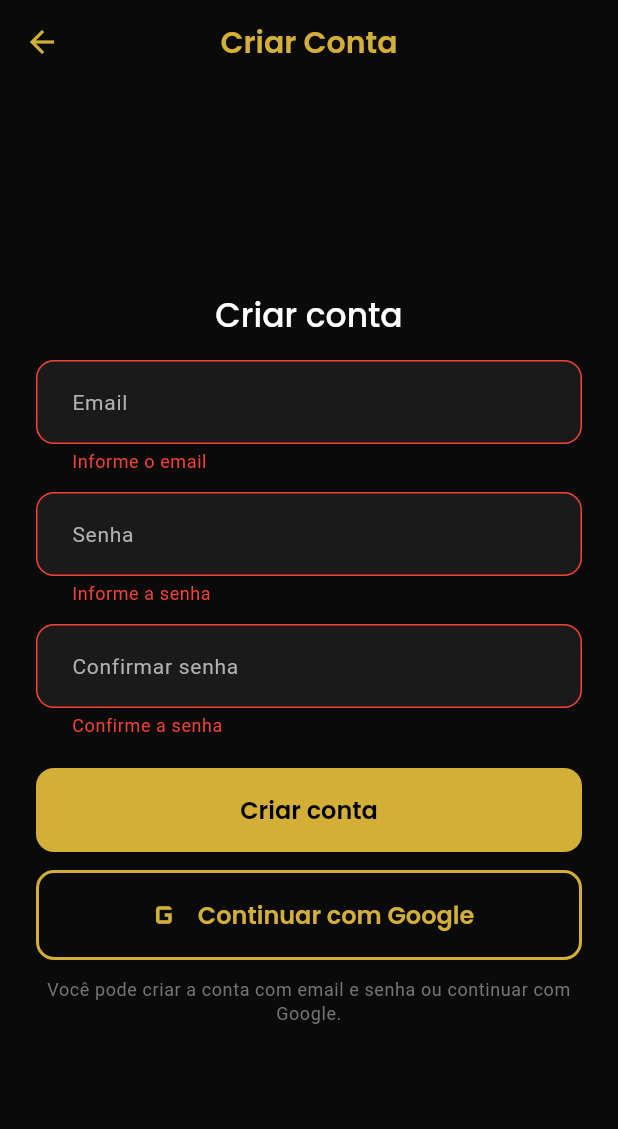
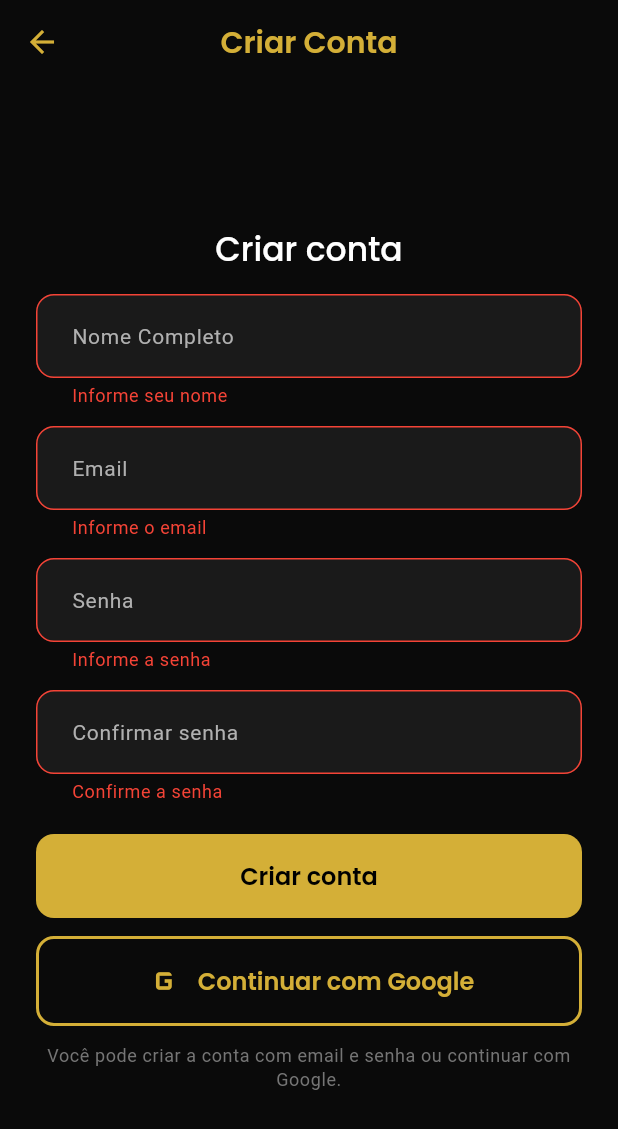
Before and after one commit to caiohebert/na-regua, a Flutter app: the RegisterScreen screen opened directly, after a tap on "Criar conta", on a phone screen of 412 x 824 dp. Shown: the top 1129 px of the screen. Run offline on Flutter 3.47's test engine with Material 3 defaults, Android fonts, the phone set to English and light mode, and no system bars; our stand-ins replace flutter_dotenv, flutter_riverpod, google_fonts, google_sign_in, image_picker, riverpod_annotation and 1 more; accounts and stored records are empty; generated files the repository leaves out were written again; network calls fail.

Commit message:
refactor(register_screen): insere campo de nome completo no registro

```diff
--- a/lib/auth_provider.dart
+++ b/lib/auth_provider.dart
@@ -1,6 +1,6 @@
 import 'package:flutter/foundation.dart';
+import 'package:flutter_riverpod/flutter_riverpod.dart';
 import 'package:google_sign_in/google_sign_in.dart';
-import 'package:flutter_riverpod/flutter_riverpod.dart';
 import 'package:riverpod_annotation/riverpod_annotation.dart';
 import 'package:supabase_flutter/supabase_flutter.dart';
 
@@ -42,7 +42,8 @@ class Auth extends _$Auth {
         );
 
         debugPrint('OAuth initiated: $result');
-      } else if (defaultTargetPlatform == TargetPlatform.android || defaultTargetPlatform == TargetPlatform.iOS) {
+      } else if (defaultTargetPlatform == TargetPlatform.android ||
+          defaultTargetPlatform == TargetPlatform.iOS) {
         // Mobile uses native Google Sign-In, then exchanges token with Supabase.
         final googleSignIn = GoogleSignIn.instance;
         await googleSignIn.initialize();
@@ -88,11 +89,13 @@ class Auth extends _$Auth {
   Future<void> signUpWithEmailPassword({
     required String email,
     required String password,
+    required String name,
   }) async {
     try {
       await Supabase.instance.client.auth.signUp(
         email: email,
         password: password,
+        data: {'full_name': name},
       );
     } catch (e) {
       debugPrint('Error signing up with email/password: $e');
--- a/lib/screens/register_screen.dart
+++ b/lib/screens/register_screen.dart
@@ -14,12 +14,14 @@ class _RegisterScreenState extends ConsumerState<RegisterScreen> {
   String? _errorMessage;
   String? _infoMessage;
   final _formKey = GlobalKey<FormState>();
+  final _nameController = TextEditingController();
   final _emailController = TextEditingController();
   final _passwordController = TextEditingController();
   final _confirmPasswordController = TextEditingController();
 
   @override
   void dispose() {
+    _nameController.dispose();
     _emailController.dispose();
     _passwordController.dispose();
     _confirmPasswordController.dispose();
@@ -36,9 +38,12 @@ class _RegisterScreenState extends ConsumerState<RegisterScreen> {
     });
 
     try {
-      await ref.read(authProvider.notifier).signUpWithEmailPassword(
+      await ref
+          .read(authProvider.notifier)
+          .signUpWithEmailPassword(
             email: _emailController.text.trim(),
             password: _passwordController.text,
+            name: _nameController.text.trim(),
           );
       if (mounted) {
         setState(() {
@@ -49,8 +54,7 @@ class _RegisterScreenState extends ConsumerState<RegisterScreen> {
     } catch (e) {
       if (mounted) {
         setState(() {
-          _errorMessage =
-              'Não foi possível criar a conta. Tente novamente.';
+          _errorMessage = 'Não foi possível criar a conta. Tente novamente.';
         });
       }
     } finally {
@@ -95,6 +99,7 @@ class _RegisterScreenState extends ConsumerState<RegisterScreen> {
           padding: const EdgeInsets.all(24.0),
           child: Form(
             key: _formKey,
+            child: SingleChildScrollView(
               child: Column(
                 mainAxisSize: MainAxisSize.min,
                 crossAxisAlignment: CrossAxisAlignment.stretch,
@@ -128,11 +133,25 @@ class _RegisterScreenState extends ConsumerState<RegisterScreen> {
                       ),
                     ),
                   TextFormField(
+                    controller: _nameController,
+                    keyboardType: TextInputType.name,
+                    textCapitalization: TextCapitalization.words,
+                    decoration: const InputDecoration(
+                      labelText: 'Nome Completo',
+                    ),
+                    validator: (value) {
+                      if (value == null || value.trim().isEmpty) {
+                        return 'Informe seu nome';
+                      }
+                      return null;
+                    },
+                  ),
+                  const SizedBox(height: 12),
+
+                  TextFormField(
                     controller: _emailController,
                     keyboardType: TextInputType.emailAddress,
-                  decoration: const InputDecoration(
-                    labelText: 'Email',
-                  ),
+                    decoration: const InputDecoration(labelText: 'Email'),
                     validator: (value) {
                       if (value == null || value.trim().isEmpty) {
                         return 'Informe o email';
@@ -144,9 +163,7 @@ class _RegisterScreenState extends ConsumerState<RegisterScreen> {
                   TextFormField(
                     controller: _passwordController,
                     obscureText: true,
-                  decoration: const InputDecoration(
-                    labelText: 'Senha',
-                  ),
+                    decoration: const InputDecoration(labelText: 'Senha'),
                     validator: (value) {
                       if (value == null || value.isEmpty) {
                         return 'Informe a senha';
@@ -190,17 +207,19 @@ class _RegisterScreenState extends ConsumerState<RegisterScreen> {
                           )
                         : const Icon(Icons.g_mobiledata, size: 28),
                     label: Text(
-                      _isLoading ? 'Entrando...' : 'Continuar com Google'),
+                      _isLoading ? 'Entrando...' : 'Continuar com Google',
+                    ),
                   ),
                   const SizedBox(height: 12),
                   Text(
                     'Você pode criar a conta com email e senha ou continuar com Google.',
                     textAlign: TextAlign.center,
-                  style: Theme.of(context).textTheme.bodySmall?.copyWith(
-                        color: Colors.grey[600],
-                      ),
+                    style: Theme.of(
+                      context,
+                    ).textTheme.bodySmall?.copyWith(color: Colors.grey[600]),
                   ),
                 ],
+              ),
             ),
           ),
         ),
```
Lines whose indentation alone changed are shown as unchanged.
